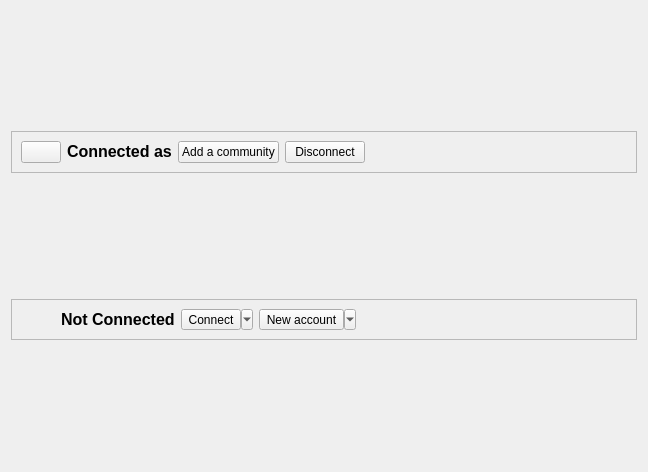
This is res/ui/homescreen.ui in duniter/sakia as Qt 5 draws it before an edit. The edited form follows.
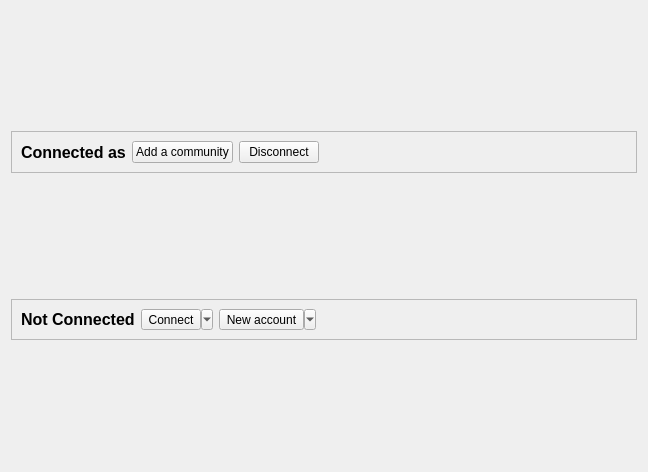
This is the edited form. Icons and pictures are not drawn.

What changed in the file:
```diff
--- a/res/ui/homescreen.ui
+++ b/res/ui/homescreen.ui
@@ -39,20 +39,12 @@
        <enum>QLayout::SetMaximumSize</enum>
       </property>
       <item>
-       <widget class="QPushButton" name="pushButton_3">
-        <property name="text">
-         <string/>
+       <widget class="QLabel" name="label_connected">
+        <property name="styleSheet">
+         <string notr="true"> font-size:12pt; font-weight:600;</string>
         </property>
-        <property name="icon">
-         <iconset>
-          <normaloff>../icons/iconmonstr-home-icon.svg</normaloff>../icons/iconmonstr-home-icon.svg</iconset>
-        </property>
-       </widget>
-      </item>
-      <item>
-       <widget class="QLabel" name="label_4">
         <property name="text">
-         <string>&lt;html&gt;&lt;head/&gt;&lt;body&gt;&lt;p&gt;&lt;span style=&quot; font-size:12pt; font-weight:600;&quot;&gt;Connected as&lt;/span&gt;&lt;/p&gt;&lt;/body&gt;&lt;/html&gt;</string>
+         <string>Connected as</string>
         </property>
        </widget>
       </item>
@@ -122,23 +114,7 @@
      </property>
      <layout class="QHBoxLayout" name="horizontalLayout_2">
       <item>
-       <spacer name="horizontalSpacer_4">
-        <property name="orientation">
-         <enum>Qt::Horizontal</enum>
-        </property>
-        <property name="sizeType">
-         <enum>QSizePolicy::Minimum</enum>
-        </property>
-        <property name="sizeHint" stdset="0">
-         <size>
-          <width>40</width>
-          <height>20</height>
-         </size>
-        </property>
-       </spacer>
-      </item>
-      <item>
-       <widget class="QLabel" name="label_6">
+       <widget class="QLabel" name="label_disconnected">
         <property name="text">
          <string>&lt;html&gt;&lt;head/&gt;&lt;body&gt;&lt;p&gt;&lt;span style=&quot; font-size:12pt; font-weight:600;&quot;&gt;Not Connected&lt;/span&gt;&lt;/p&gt;&lt;/body&gt;&lt;/html&gt;</string>
         </property>
```
Left out of the diff: 8 changed lines with no effect on the pictures.
